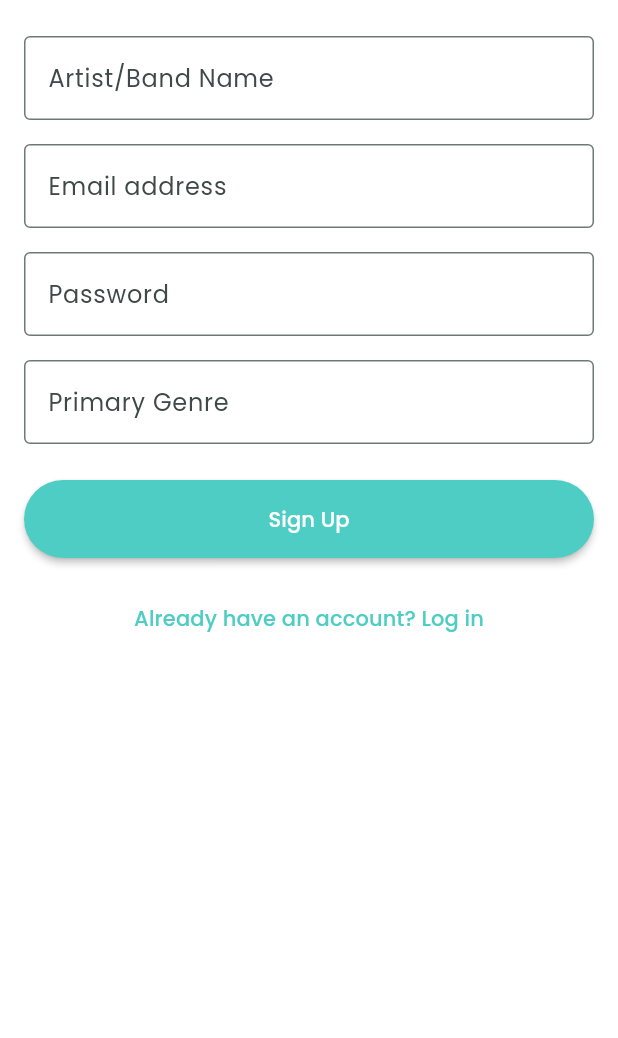
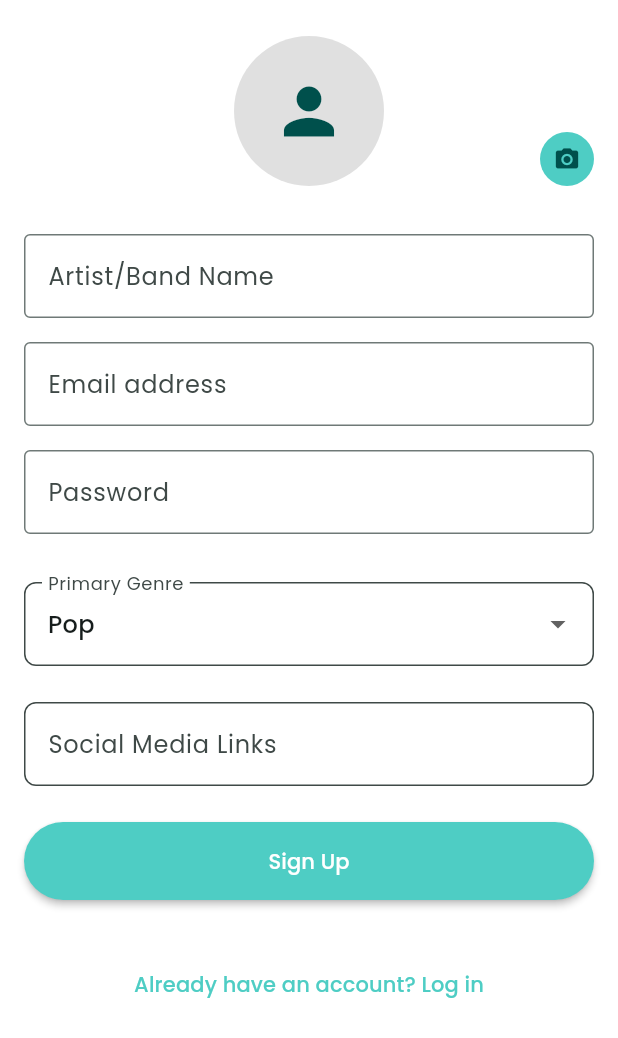
Before and after one commit to delbertkimbi/StarShine, a Flutter app: the ArtistSignUp screen opened by its route, on a phone screen of 412 x 824 dp, the part 198-1236 px from its top. Run offline on Flutter 3.47's test engine with Material 3 defaults, Android fonts, the phone set to English and light mode, and no system bars; our stand-ins replace cached_network_image, flutter_animate, get, google_fonts; network calls fail.

Commit message:
done with the signup

```diff
--- a/star_shine/lib/constants/app_routes.dart
+++ b/star_shine/lib/constants/app_routes.dart
@@ -1,6 +1,7 @@
 // routes.dart
 import 'package:flutter/material.dart';
 import 'package:star_shine/screens/artist_homescreen.dart';
+import 'package:star_shine/screens/artist_login_screen.dart';
 import 'package:star_shine/screens/artist_signup.dart';
 import 'package:star_shine/screens/fan_home_screen.dart';
 import 'package:star_shine/screens/splash_screen.dart';
@@ -22,7 +23,7 @@ class AppRoutes {
       splash: (context) => const SplashScreen(), // You'll need to create this
       userTypeSelection: (context) => const UserTypeSelectionScreen(),
       fanLogin: (context) => const UserSignUp(),
-      artistLogin: (context) => const ArtistSignUp(),
+      artistLogin: (context) => const ArtistLogin(),
       fanRegistration: (context) => const UserSignUp(),
       artistRegistration: (context) => const ArtistSignUp(),
       fanHome: (context) => const FanHomeScreen(),
--- a/star_shine/lib/screens/artist_signup.dart
+++ b/star_shine/lib/screens/artist_signup.dart
@@ -13,6 +13,17 @@ class ArtistSignUp extends StatelessWidget {
     final TextEditingController emailController = TextEditingController();
     final TextEditingController passwordController = TextEditingController();
     final TextEditingController genreController = TextEditingController();
+    final TextEditingController bioController = TextEditingController();
+    final TextEditingController locationController = TextEditingController();
+    final TextEditingController websiteController = TextEditingController();
+    final TextEditingController socialMediaController = TextEditingController();
+
+    final List<String> musicGenres = [
+      'Pop', 'Rock', 'Hip Hop', 'R&B', 'Jazz', 'Classical',
+      'Electronic', 'Country', 'Folk', 'Latin', 'Metal',
+      'Blues', 'Reggae', 'World Music', 'Alternative'
+    ];
+    String selectedGenre = musicGenres[0];
 
     return Scaffold(
       appBar: AppBar(title: const Text('Artist Sign Up')),
@@ -37,7 +48,31 @@ class ArtistSignUp extends StatelessWidget {
               ),
               textAlign: TextAlign.center,
             ),
+
             const SizedBox(height: 24),
+
+            Stack(
+              alignment: Alignment.center,
+              children: [
+                CircleAvatar(
+                  radius: 50,
+                  backgroundColor: Colors.grey[300],
+                  child: const Icon(Icons.person, size: 50),
+                ),
+                Positioned(
+                  bottom: 0,
+                  right: 0,
+                  child: CircleAvatar(
+                    backgroundColor: Theme.of(context).primaryColor,
+                    radius: 18,
+                    child: const Icon(Icons.camera_alt, size: 18),
+                  ),
+                ),
+              ],
+            ),
+
+            const SizedBox(height: 32),
+
             TextField(
               controller: nameController,
               decoration: const InputDecoration(
@@ -45,6 +80,7 @@ class ArtistSignUp extends StatelessWidget {
                 border: OutlineInputBorder(),
               ),
             ),
+
             const SizedBox(height: 16),
             TextField(
               controller: emailController,
@@ -64,14 +100,44 @@ class ArtistSignUp extends StatelessWidget {
               obscureText: true,
             ),
             const SizedBox(height: 16),
+            const SizedBox(height: 16),
+            DropdownButtonFormField<String>(
+              value: selectedGenre,
+              decoration: InputDecoration(
+                labelText: 'Primary Genre',
+                border: OutlineInputBorder(
+                  borderRadius: BorderRadius.circular(8),
+                ),
+                filled: true,
+                fillColor: Colors.white,
+              ),
+              items: musicGenres.map((String genre) {
+                return DropdownMenuItem(
+                  value: genre,
+                  child: Text(genre),
+                );
+              }).toList(),
+              onChanged: (String? newValue) {
+                if (newValue != null) {
+                  selectedGenre = newValue;
+                }
+              },
+            ),
+            const SizedBox(height: 24),
             TextField(
-              controller: genreController,
-              decoration: const InputDecoration(
-                labelText: 'Primary Genre',
-                border: OutlineInputBorder(),
+              controller: socialMediaController,
+              decoration: InputDecoration(
+                labelText: 'Social Media Links',
+                border: OutlineInputBorder(
+                  borderRadius: BorderRadius.circular(8),
+                ),
+                filled: true,
+                fillColor: Colors.white,
               ),
             ),
+
             const SizedBox(height: 24),
+
             ElevatedButton(
               onPressed: () {
                 authController.setUserType(true);
@@ -84,9 +150,10 @@ class ArtistSignUp extends StatelessWidget {
               child: const Text('Sign Up'),
             ),
             const SizedBox(height: 16),
+            const SizedBox(height: 16),
             TextButton(
               onPressed: () {
-                // TODO: Navigate to login screen
+               Get.toNamed('/artist-login');
               },
               child: const Text('Already have an account? Log in'),
             ),
```
Also changed, not shown: star_shine/lib/screens/artist_login_screen.dart (added, +135 -0 lines), 1 other file.
